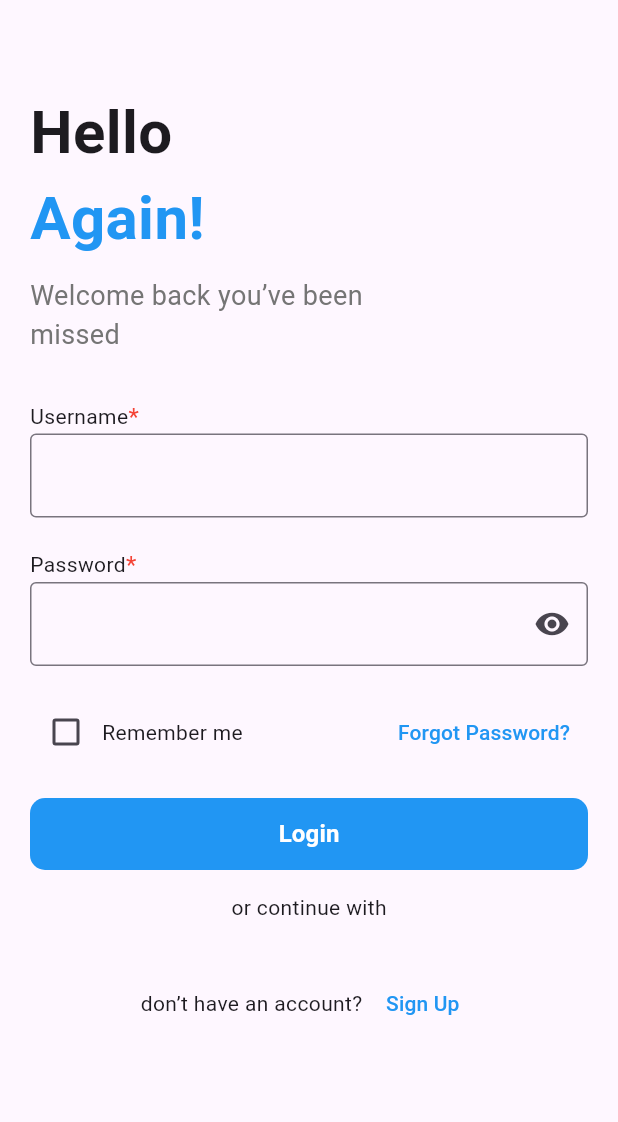
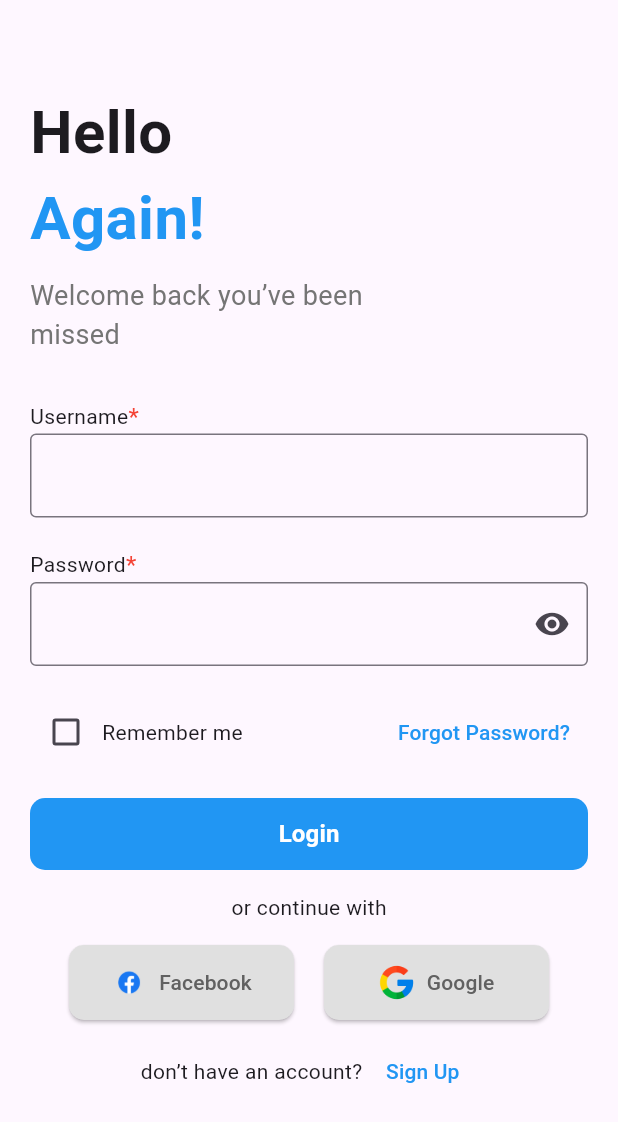
Before and after one commit to MahmoudTareek/News_App, a Flutter app: the LoginScreen screen opened directly, on a phone screen of 412 x 824 dp. Shown: the top 1122 px of the screen. Run offline on Flutter 3.47's test engine with Material 3 defaults, Android fonts, the phone set to English and light mode, and no system bars; our stand-ins replace conditional_builder_null_safety, custom_refresh_indicator, dio, flutter_bloc, smooth_page_indicator, webview_flutter; network calls fail.

Commit message:
Login commit

```diff
--- a/lib/modules/login/login_screen.dart
+++ b/lib/modules/login/login_screen.dart
@@ -147,7 +147,66 @@ class _LoginScreenState extends State<LoginScreen> {
                     style: TextStyle(fontSize: 14.0),
                   ),
                 ),
-                const SizedBox(height: 30.0),
+                SizedBox(height: 15.0),
+                Row(
+                  mainAxisAlignment: MainAxisAlignment.center,
+                  children: [
+                    ElevatedButton(
+                      onPressed: () {},
+                      style: ElevatedButton.styleFrom(
+                        minimumSize: Size(150, 50),
+                        padding: EdgeInsets.all(12),
+                        backgroundColor: Colors.grey[300],
+                        shape: RoundedRectangleBorder(
+                          borderRadius: BorderRadius.circular(10.0),
+                        ),
+                      ),
+                      child: Row(
+                        mainAxisSize: MainAxisSize.min,
+                        children: [
+                          Image.asset(
+                            'assets/images/facebook.png',
+                            height: 24,
+                            width: 24,
+                          ),
+                          SizedBox(width: 8),
+                          Text(
+                            'Facebook',
+                            style: TextStyle(color: Colors.grey[700]),
+                          ),
+                        ],
+                      ),
+                    ),
+                    SizedBox(width: 20.0),
+                    ElevatedButton(
+                      onPressed: () {},
+                      style: ElevatedButton.styleFrom(
+                        minimumSize: Size(150, 50),
+                        padding: EdgeInsets.all(12),
+                        backgroundColor: Colors.grey[300],
+                        shape: RoundedRectangleBorder(
+                          borderRadius: BorderRadius.circular(10.0),
+                        ),
+                      ),
+                      child: Row(
+                        mainAxisSize: MainAxisSize.min,
+                        children: [
+                          Image.asset(
+                            'assets/images/google.png',
+                            height: 24,
+                            width: 24,
+                          ),
+                          SizedBox(width: 8),
+                          Text(
+                            'Google',
+                            style: TextStyle(color: Colors.grey[700]),
+                          ),
+                        ],
+                      ),
+                    ),
+                  ],
+                ),
+                const SizedBox(height: 10.0),
                 Row(
                   mainAxisAlignment: MainAxisAlignment.center,
                   children: [
```
Also changed, not shown: assets/images/facebook.png (added), assets/images/google.png (added).
